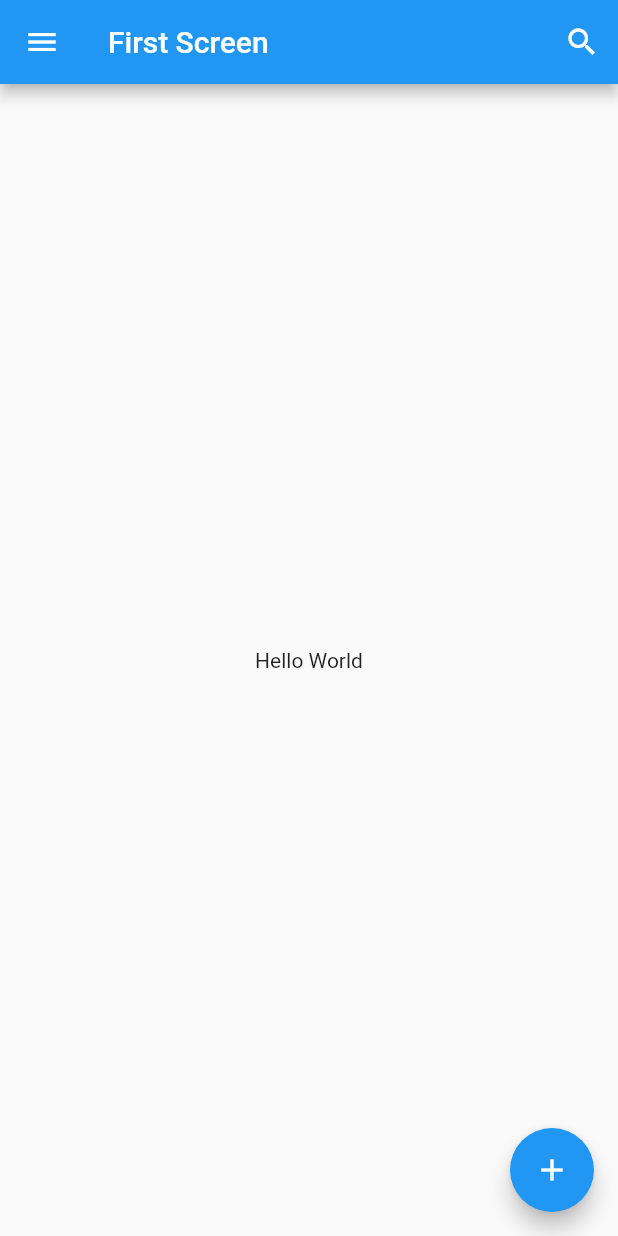
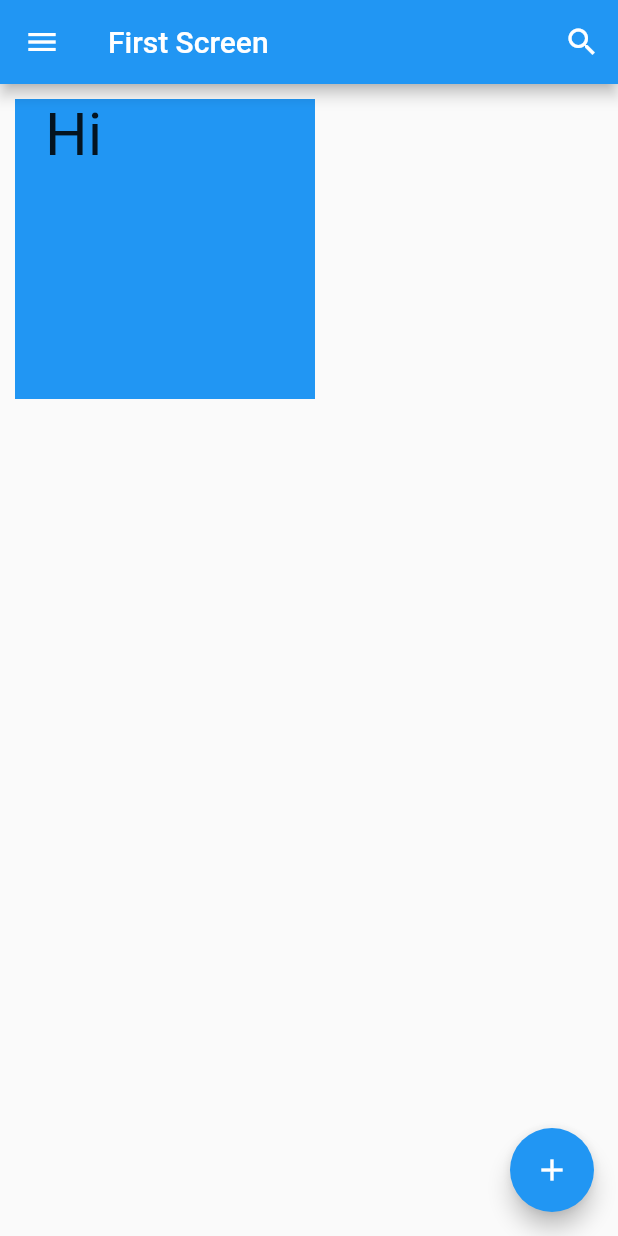
Before and after one commit to Rifqips/BelajarMembuatAplikasiFlutteruntukPemula, a Flutter app: the screen it shows after launch, on a phone screen of 412 x 824 dp. Run offline on Flutter 3.47's test engine with Material 2 defaults, Android fonts, the phone set to English and light mode, and no system bars.

Commit message:
refactor
excersise padding & margin

```diff
--- a/lib/main.dart
+++ b/lib/main.dart
@@ -37,8 +37,16 @@ class MyHomePage extends StatelessWidget {
           onPressed: () {},
         ),
       ),
-      body: const Center(
-        child: Text('Hello World'),
+      body: Container(
+        color: Colors.blue,
+        margin: const EdgeInsets.all(10),
+        padding: const EdgeInsets.only(left: 20),
+        width: 200,
+        height: 200,
+        child: const Text(
+          'Hi',
+          style: TextStyle(fontSize: 40),
+        ),
       ),
       floatingActionButton: FloatingActionButton(
         child: const Icon(Icons.add),
```
